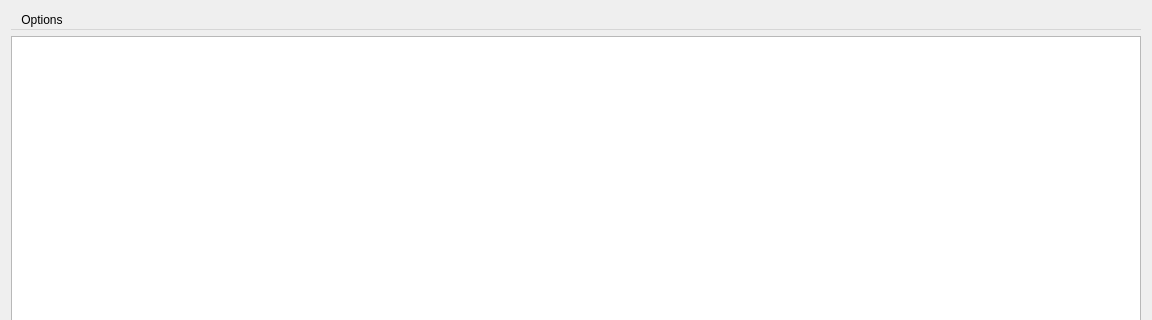
Old version of the form gui/gui.ui in the repository kkuehlz/prettyeq; both pictures show x 0 to 1152 and y 0 to 320 of the 1152 by 648 pixel window.
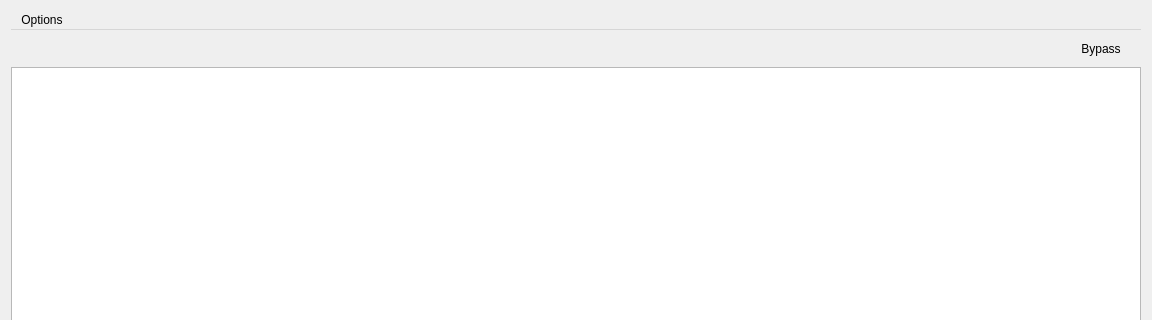
New version of the form.

Commit message: Add a bypass button

What changed in the file:
```diff
--- a/gui/gui.ui
+++ b/gui/gui.ui
@@ -25,6 +25,32 @@
   <property name="windowTitle">
    <string>Gui</string>
   </property>
+  <property name="autoFillBackground">
+   <bool>false</bool>
+  </property>
+  <property name="styleSheet">
+   <string notr="true">QPushButton {
+    border: .5px solid rgba(115, 114, 111, 255);
+    border-radius: 2px;
+    background-color: qlineargradient(x1: 0, y1: 0, x2: 0, y2: 1,
+                                      stop: 0 #f6f7fa, stop: 1 #dadbde);
+    min-width: 80px;
+    min-height: 25px;	
+}
+
+QPushButton:hover {
+  border-color: rgba(115, 114, 111, 127);
+}
+
+QPushButton:pressed {
+    background-color: qlineargradient(x1: 0, y1: 0, x2: 0, y2: 1,
+                                      stop: 0 #dadbde, stop: 1 #f6f7fa);
+}
+
+QPushButton:checked {
+  background-color: #F1DD25;
+}</string>
+  </property>
   <layout class="QVBoxLayout" name="verticalLayout_3">
    <item>
     <widget class="QMenuBar" name="menubar">
@@ -40,6 +66,37 @@
      <addaction name="menuOptions"/>
     </widget>
    </item>
+   <item alignment="Qt::AlignRight">
+    <widget class="QPushButton" name="pushButton">
+     <property name="minimumSize">
+      <size>
+       <width>82</width>
+       <height>27</height>
+      </size>
+     </property>
+     <property name="maximumSize">
+      <size>
+       <width>100</width>
+       <height>16777215</height>
+      </size>
+     </property>
+     <property name="autoFillBackground">
+      <bool>false</bool>
+     </property>
+     <property name="text">
+      <string>Bypass</string>
+     </property>
+     <property name="checkable">
+      <bool>true</bool>
+     </property>
+     <property name="checked">
+      <bool>false</bool>
+     </property>
+     <property name="flat">
+      <bool>true</bool>
+     </property>
+    </widget>
+   </item>
    <item>
     <widget class="QGraphicsView" name="graphicsView"/>
    </item>
```
Left out of the diff: 6 changed lines with no effect on the pictures. The commit also changes 5 other files.
